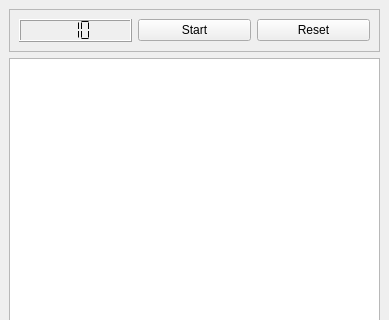
The window that resources/views/MainWindow.ui (namuan/task-rider) describes before a commit, drawn with Qt 5; both pictures show x 0 to 389 and y 0 to 320 of the 389 by 818 pixel window.
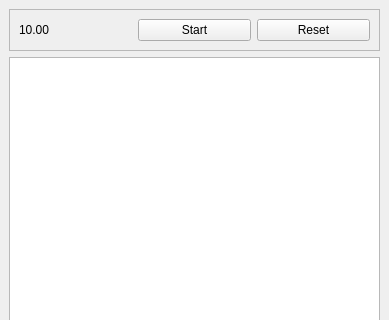
The same window after the commit.

Commit message: Display timer in minutes:seconds

What changed in the file:
```diff
--- a/resources/views/MainWindow.ui
+++ b/resources/views/MainWindow.ui
@@ -25,26 +25,9 @@
       </property>
       <layout class="QHBoxLayout" name="horizontalLayout">
        <item>
-        <widget class="QLCDNumber" name="lbl_timer_value">
-         <property name="sizePolicy">
-          <sizepolicy hsizetype="Minimum" vsizetype="Minimum">
-           <horstretch>0</horstretch>
-           <verstretch>0</verstretch>
-          </sizepolicy>
-         </property>
-         <property name="font">
-          <font>
-           <pointsize>20</pointsize>
-          </font>
-         </property>
-         <property name="digitCount">
-          <number>3</number>
-         </property>
-         <property name="segmentStyle">
-          <enum>QLCDNumber::Flat</enum>
-         </property>
-         <property name="intValue" stdset="0">
-          <number>10</number>
+        <widget class="QLabel" name="lbl_timer_value">
+         <property name="text">
+          <string>10.00</string>
          </property>
         </widget>
        </item>
```
The commit also changes 3 other files.
